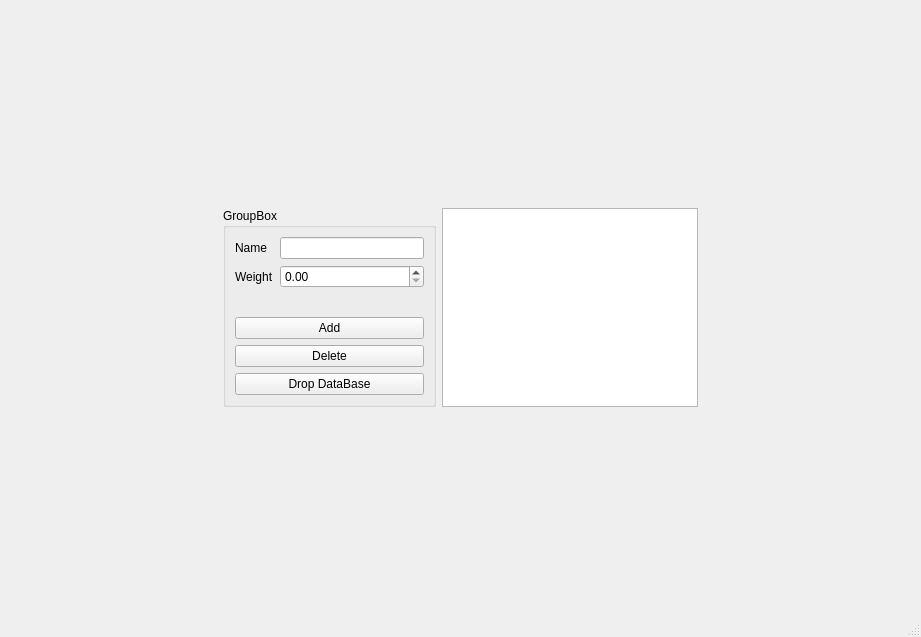
Old version of the form mainwindow.ui in the repository IamAntonion/QtSQLProject.
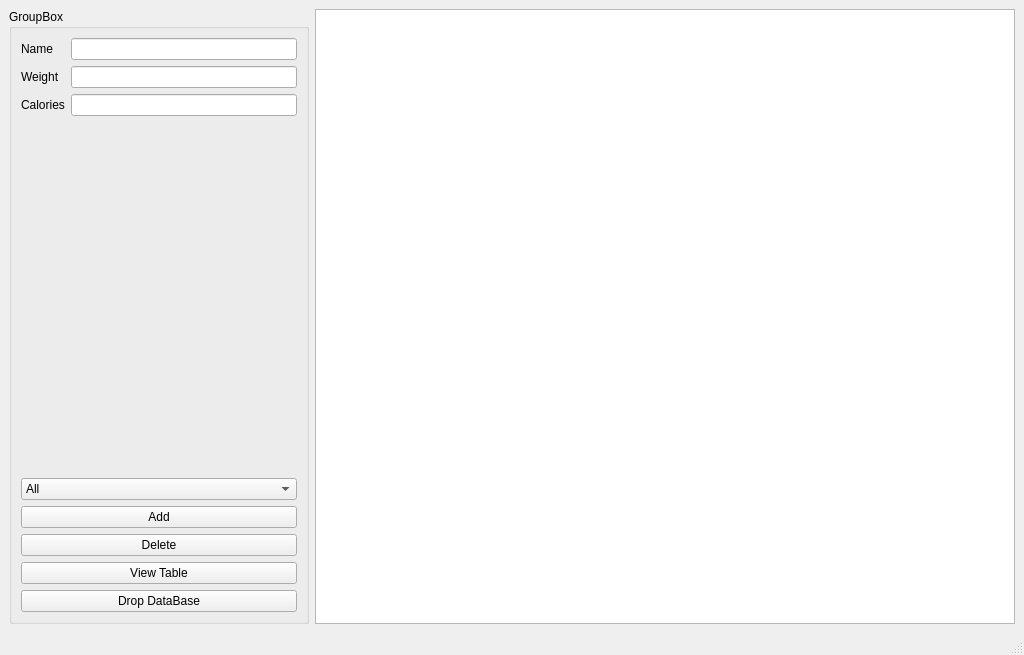
New version of the form.

What changed in the file:
```diff
--- a/mainwindow.ui
+++ b/mainwindow.ui
@@ -6,8 +6,8 @@
    <rect>
     <x>0</x>
     <y>0</y>
-    <width>921</width>
-    <height>637</height>
+    <width>1024</width>
+    <height>655</height>
    </rect>
   </property>
   <property name="windowTitle">
@@ -15,21 +15,17 @@
   </property>
   <widget class="QWidget" name="centralwidget">
    <layout class="QGridLayout" name="gridLayout">
-    <item row="1" column="3">
-     <spacer name="horizontalSpacer_2">
-      <property name="orientation">
-       <enum>Qt::Horizontal</enum>
-      </property>
-      <property name="sizeHint" stdset="0">
-       <size>
-        <width>40</width>
-        <height>20</height>
-       </size>
-      </property>
-     </spacer>
+    <item row="0" column="1">
+     <widget class="QTableView" name="SQLTableView"/>
     </item>
-    <item row="1" column="1">
+    <item row="0" column="0">
      <widget class="QGroupBox" name="groupBox">
+      <property name="maximumSize">
+       <size>
+        <width>300</width>
+        <height>16777215</height>
+       </size>
+      </property>
       <property name="title">
        <string>GroupBox</string>
       </property>
@@ -53,11 +49,40 @@
            </property>
           </widget>
          </item>
+         <item row="2" column="0">
+          <widget class="QLabel" name="label">
+           <property name="text">
+            <string>Calories</string>
+           </property>
+          </widget>
+         </item>
+         <item row="2" column="1">
+          <widget class="QLineEdit" name="calories_edit"/>
+         </item>
          <item row="1" column="1">
-          <widget class="QDoubleSpinBox" name="doubleSpinBox"/>
+          <widget class="QLineEdit" name="weight_Edit"/>
          </item>
         </layout>
        </item>
+       <item>
+        <widget class="QComboBox" name="select_button">
+         <item>
+          <property name="text">
+           <string>All</string>
+          </property>
+         </item>
+         <item>
+          <property name="text">
+           <string>Calories</string>
+          </property>
+         </item>
+         <item>
+          <property name="text">
+           <string>Weight</string>
+          </property>
+         </item>
+        </widget>
+       </item>
        <item>
         <widget class="QPushButton" name="AddButton">
          <property name="text">
@@ -72,6 +97,13 @@
          </property>
         </widget>
        </item>
+       <item>
+        <widget class="QPushButton" name="view_table_button">
+         <property name="text">
+          <string>View Table</string>
+         </property>
+        </widget>
+       </item>
        <item>
         <widget class="QPushButton" name="drop_database_button">
          <property name="text">
@@ -82,48 +114,6 @@
       </layout>
      </widget>
     </item>
-    <item row="0" column="2">
-     <spacer name="verticalSpacer_2">
-      <property name="orientation">
-       <enum>Qt::Vertical</enum>
-      </property>
-      <property name="sizeHint" stdset="0">
-       <size>
-        <width>20</width>
-        <height>40</height>
-       </size>
-      </property>
-     </spacer>
-    </item>
-    <item row="3" column="2">
-     <spacer name="verticalSpacer">
-      <property name="orientation">
-       <enum>Qt::Vertical</enum>
-      </property>
-      <property name="sizeHint" stdset="0">
-       <size>
-        <width>20</width>
-        <height>40</height>
-       </size>
-      </property>
-     </spacer>
-    </item>
-    <item row="1" column="2">
-     <widget class="QTableView" name="SQLTableView"/>
-    </item>
-    <item row="1" column="0">
-     <spacer name="horizontalSpacer">
-      <property name="orientation">
-       <enum>Qt::Horizontal</enum>
-      </property>
-      <property name="sizeHint" stdset="0">
-       <size>
-        <width>10</width>
-        <height>20</height>
-       </size>
-      </property>
-     </spacer>
-    </item>
    </layout>
   </widget>
   <widget class="QMenuBar" name="menubar">
```
Left out of the diff: 2 changed lines with no effect on the pictures.
